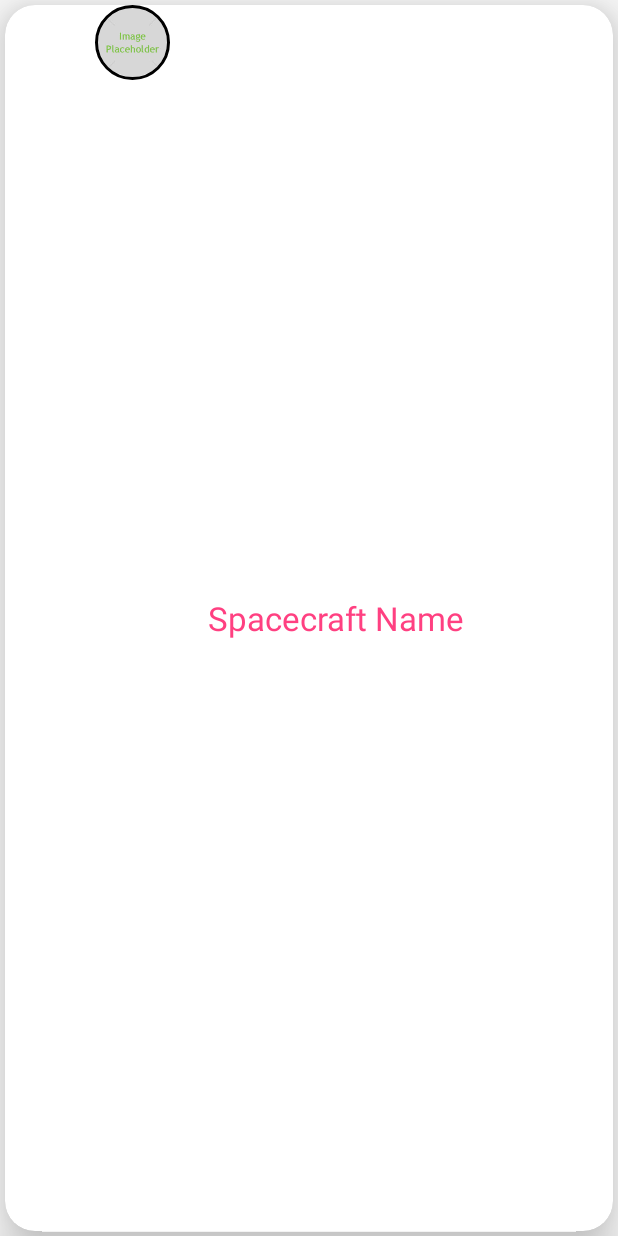
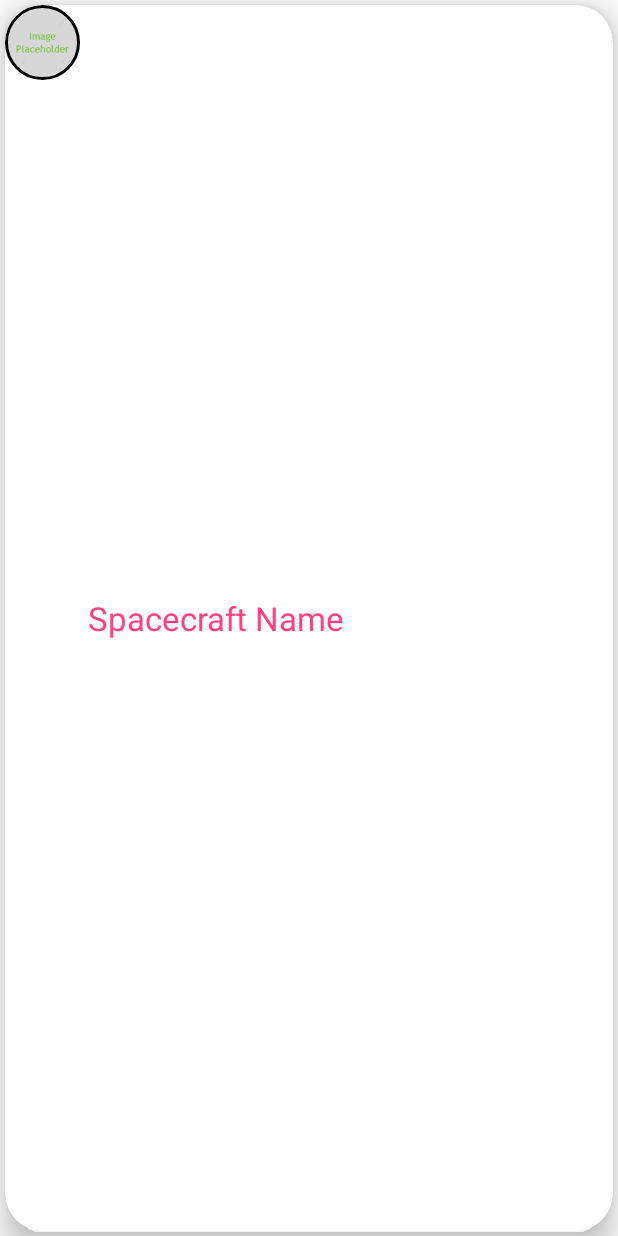
Before and after one commit to ibalm9/NewRetrofitListViewJSONN, an Android app: the layout model.xml on its own in the app's theme, with its tools: preview values and no code run, on a phone screen of 412 x 824 dp. Run offline under Robolectric (Android 15) with nearby library versions, the phone set to English and light mode, and no system bars.

Commit message:
Update model.xml

```diff
--- a/app/src/main/res/layout/model.xml
+++ b/app/src/main/res/layout/model.xml
@@ -3,14 +3,13 @@
     android:orientation="horizontal" android:layout_width="match_parent"
     xmlns:card_view="http://schemas.android.com/apk/res-auto"
     android:layout_margin="3dp"
-    card_view:cardCornerRadius="20dp"
-    card_view:cardElevation="20dp"
+    card_view:cardCornerRadius="25dp"
+    card_view:cardElevation="10dp"
     android:layout_height="match_parent">
 
     <RelativeLayout
         android:layout_width="match_parent"
         android:layout_height="match_parent">
-
 
         <de.hdodenhof.circleimageview.CircleImageView
             xmlns:app="http://schemas.android.com/apk/res-auto"
@@ -20,9 +19,7 @@
             android:src="@drawable/placeholder"
             app:civ_border_width="2dp"
             app:civ_border_color="#FF000000"
-            android:layout_marginLeft="60dp"
             />
-
 
         <TextView
             android:layout_width="fill_parent"
@@ -35,10 +32,7 @@
             android:textColor="@color/colorAccent"
             android:layout_centerInParent="true"
             android:layout_alignParentStart="true"
-            android:layout_marginLeft="130dp"></TextView>
-
-
-
+            android:layout_marginLeft="50dp"></TextView>
 
     </RelativeLayout>
 </android.support.v7.widget.CardView>
```
